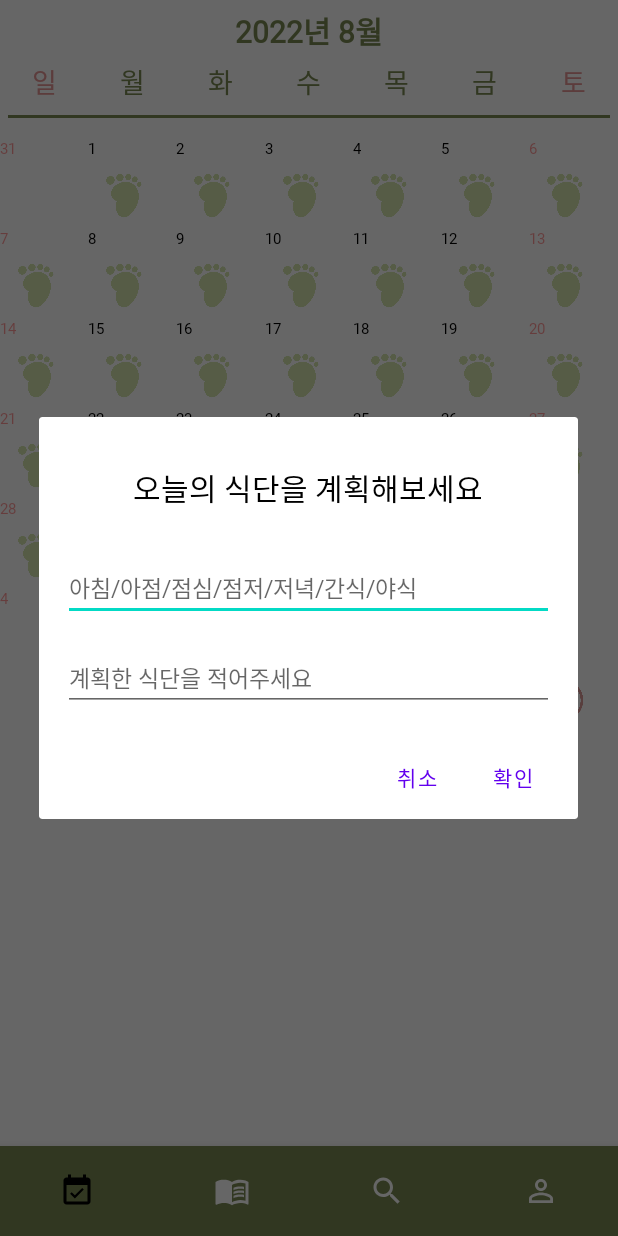
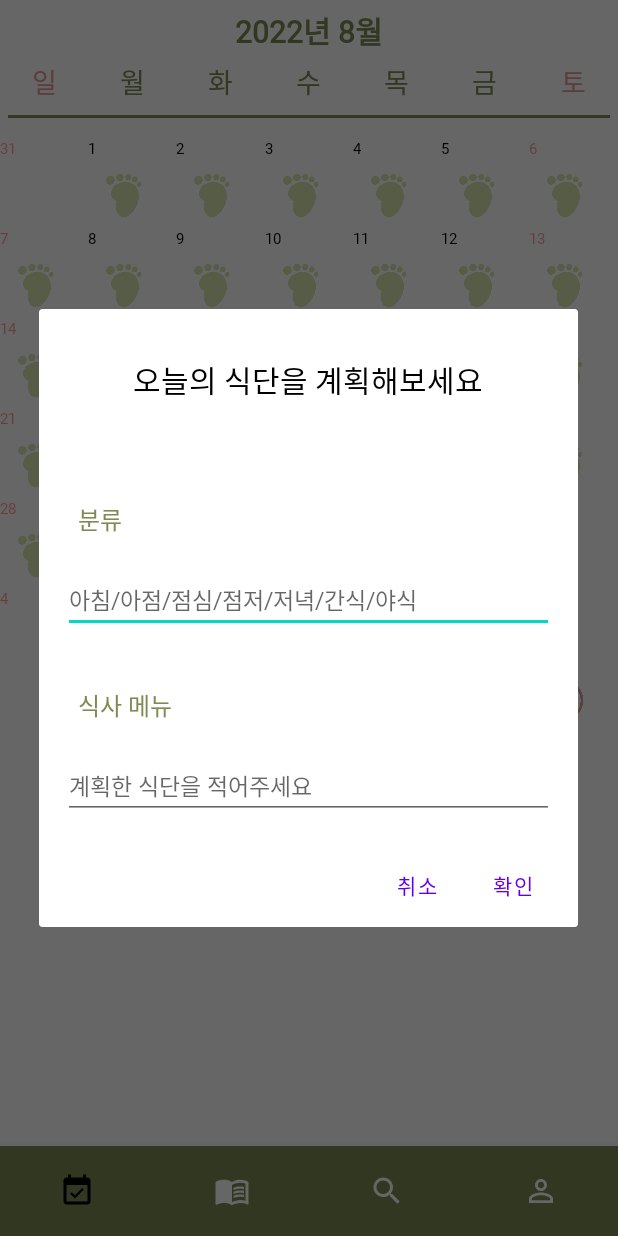
Before and after one commit to Voming/FoodPrint, an Android app: the MainActivity screen opened directly, with no data from a screen before it, after a tap on an icon or button, on a phone screen of 412 x 824 dp. Run offline under Robolectric (Android 15) with nearby library versions, the phone set to English and light mode, and no system bars; our stand-ins replace Room's generated code.

Commit message:
목표 설정 다이얼로그 수정

```diff
--- a/app/src/main/java/com/example/foodprint/CustomDialog.kt
+++ b/app/src/main/java/com/example/foodprint/CustomDialog.kt
@@ -5,6 +5,7 @@ import android.content.Context
 import android.os.Bundle
 import android.view.View
 import kotlinx.android.synthetic.main.calendar_dialog.*
+import kotlinx.android.synthetic.main.dialog_add.*
 
 class CustomDialog(context: Context,
                    CustomDialogInterface : CustomDialogInterface)
@@ -27,6 +28,8 @@ class CustomDialog(context: Context,
         btn3.setOnClickListener(this)
         btn4.setOnClickListener(this)
         btn5.setOnClickListener(this)
+
+
     }
 
     override fun onClick(view: View?) {
@@ -52,6 +55,7 @@ class CustomDialog(context: Context,
                 this.CustomDialogInterface?.onBtn5clicked()
                 dismiss()
             }
+
         }
     }
 
--- a/app/src/main/java/com/example/foodprint/CustomDialogInterface.kt
+++ b/app/src/main/java/com/example/foodprint/CustomDialogInterface.kt
@@ -6,4 +6,5 @@ interface CustomDialogInterface {
     fun onBtn3clicked()
     fun onBtn4clicked()
     fun onBtn5clicked()
+
 }
--- a/app/src/main/java/com/example/foodprint/MainActivity.kt
+++ b/app/src/main/java/com/example/foodprint/MainActivity.kt
@@ -2,9 +2,7 @@ package com.example.foodprint
 
 import android.content.Intent
 import android.os.Bundle
-import android.widget.CheckBox
-import android.widget.EditText
-import android.widget.ImageButton
+import android.widget.*
 import androidx.appcompat.app.AlertDialog
 import androidx.appcompat.app.AppCompatActivity
 import androidx.lifecycle.ViewModelProvider
@@ -15,10 +13,15 @@ import com.example.foodprint.view.ToEatListAdapter
 import com.example.foodprint.viewmodel.ToEatViewModel
 import kotlinx.android.synthetic.main.activity_main.*
 import com.google.android.material.bottomnavigation.BottomNavigationView
+import kotlinx.android.synthetic.main.activity_search.*
+import kotlinx.android.synthetic.main.activity_search.view.*
+import kotlinx.android.synthetic.main.dialog_add.*
 import java.util.*
 import kotlin.collections.ArrayList
 
 class MainActivity : AppCompatActivity(),CustomDialogInterface {
+
+
 
     val TAG: String = MainActivity::class.java.name;
 
@@ -133,6 +136,16 @@ class MainActivity : AppCompatActivity(),CustomDialogInterface {
         Iconnum.num=5
     }
 
+    /*override fun onRbtnClicked(){
+        val radioG = linearLayout.findViewById<RadioGroup>(R.id.RdoGroup)
+        //var titl : String?= null
+        RdoGroup.setOnCheckedChangeListener { radioG , checkedId ->
+            when(checkedId){
+                R.id.rBtn1 -> title="아침"
+                R.id.rBtn2 -> title="점심"
+            }
+        }
+    }*/
 
     //ViewModel 설정
     //View 에서 ViewModel 을 관찰하여 데이터가 변경될 때 내부적으로 자동으로 알 수 있도록 한다.
@@ -174,6 +187,9 @@ class MainActivity : AppCompatActivity(),CustomDialogInterface {
     //Toeat 리스트를 추가하는 Dialog 띄우기
     //ToeatModel 을 생성하여 리스트 add 해서 리스트를 갱신
     private fun showAddToeatDialog() {
+
+
+
         val dialogView = layoutInflater.inflate(R.layout.dialog_add, null)
         val et_add_title: EditText by lazy {
             dialogView.findViewById<EditText>(R.id.et_add_title)
@@ -182,6 +198,11 @@ class MainActivity : AppCompatActivity(),CustomDialogInterface {
             dialogView.findViewById<EditText>(R.id.et_add_content)
         }
         var builder = AlertDialog.Builder(this)
+
+        var title:String?=null
+        //var title : String?= null
+
+
         val dialog = builder.setView(dialogView)
             .setPositiveButton(
                 "확인"
@@ -189,11 +210,12 @@ class MainActivity : AppCompatActivity(),CustomDialogInterface {
                 var id: Long? = null
                 val title = et_add_title.text.toString()
                 val content = et_add_content.text.toString()
+
                 val createdDate = Date().time
                 val todoModel = ToEatModel(
                     id,
                     toeatListAdapter.getItemCount() + 1,
-                    title,
+                    title ,
                     content,
                     createdDate
                 )
--- a/app/src/main/res/layout/activity_my_page.xml
+++ b/app/src/main/res/layout/activity_my_page.xml
@@ -248,7 +248,7 @@
                 android:layout_marginTop="17dp"
                 android:layout_marginBottom="65dp"
                 android:layout_weight="1"
-                android:text="알림"
+                android:text="목표"
                 android:textColor="@color/black"
                 android:textSize="15sp" />
 
--- a/app/src/main/res/layout/dialog_add.xml
+++ b/app/src/main/res/layout/dialog_add.xml
@@ -1,15 +1,16 @@
 <?xml version="1.0" encoding="utf-8"?>
-<androidx.constraintlayout.widget.ConstraintLayout xmlns:android="http://schemas.android.com/apk/res/android"
+<LinearLayout xmlns:android="http://schemas.android.com/apk/res/android"
     xmlns:app="http://schemas.android.com/apk/res-auto"
     xmlns:tools="http://schemas.android.com/tools"
     android:layout_width="match_parent"
     android:layout_height="match_parent"
-    android:padding="16dp">
+    android:padding="16dp"
+    android:orientation="vertical">
 
 
     <TextView
         android:id="@+id/textView"
-        android:layout_width="0dp"
+        android:layout_width="match_parent"
         android:layout_height="wrap_content"
         android:layout_marginTop="16dp"
         android:textSize="20sp"
@@ -17,16 +18,26 @@
         android:fontFamily="@font/cookierun_bold"
         android:text="오늘의 식단을 계획해보세요"
         android:textColor="@color/black"
-        app:layout_constraintLeft_toLeftOf="parent"
-        app:layout_constraintRight_toRightOf="parent"
-        app:layout_constraintTop_toTopOf="parent"
+        android:paddingBottom="30dp"
         tools:layout_editor_absoluteX="16dp" />
+
+    <TextView
+        android:layout_width="wrap_content"
+        android:layout_height="wrap_content"
+        android:text="분류"
+        android:textColor="@color/darkgreen"
+        android:fontFamily="@font/cookierun_regular"
+        android:textSize="16dp"
+        android:layout_gravity="left"
+        android:paddingTop="36dp"
+        android:paddingLeft="10dp"
+        android:paddingBottom="20dp"/>
 
     <EditText
         android:id="@+id/et_add_title"
-        android:layout_width="0dp"
+        android:layout_width="match_parent"
         android:layout_height="wrap_content"
-        android:layout_marginTop="76dp"
+
         android:fontFamily="@font/cookierun_regular"
         android:hint="아침/아점/점심/점저/저녁/간식/야식 "
         android:textColor="#000000"
@@ -35,17 +46,26 @@
         app:layout_constraintRight_toRightOf="parent"
         app:layout_constraintTop_toTopOf="parent" />
 
+    <TextView
+        android:layout_width="wrap_content"
+        android:layout_height="wrap_content"
+        android:text="식사 메뉴"
+        android:textColor="@color/darkgreen"
+        android:fontFamily="@font/cookierun_regular"
+        android:textSize="16dp"
+        android:layout_gravity="left"
+        android:paddingTop="36dp"
+        android:paddingLeft="10dp"
+        android:paddingBottom="20dp"/>
     <EditText
         android:id="@+id/et_add_content"
-        android:layout_width="0dp"
+        android:layout_width="match_parent"
         android:layout_height="wrap_content"
-        android:layout_marginTop="16dp"
         android:fontFamily="@font/cookierun_regular"
         android:hint="계획한 식단을 적어주세요 "
         android:textSize="15dp"
         android:textColor="#000000"
-        app:layout_constraintLeft_toLeftOf="parent"
-        app:layout_constraintRight_toRightOf="parent"
-        app:layout_constraintTop_toBottomOf="@+id/et_add_title" />
+        />
 
-</androidx.constraintlayout.widget.ConstraintLayout>
+
+</LinearLayout>
```
Also changed, not shown: app/src/main/java/com/example/foodprint/MyPageActivity.kt (+22 -6 lines), app/src/main/res/layout/dialog_goal.xml (+10 -28 lines).
